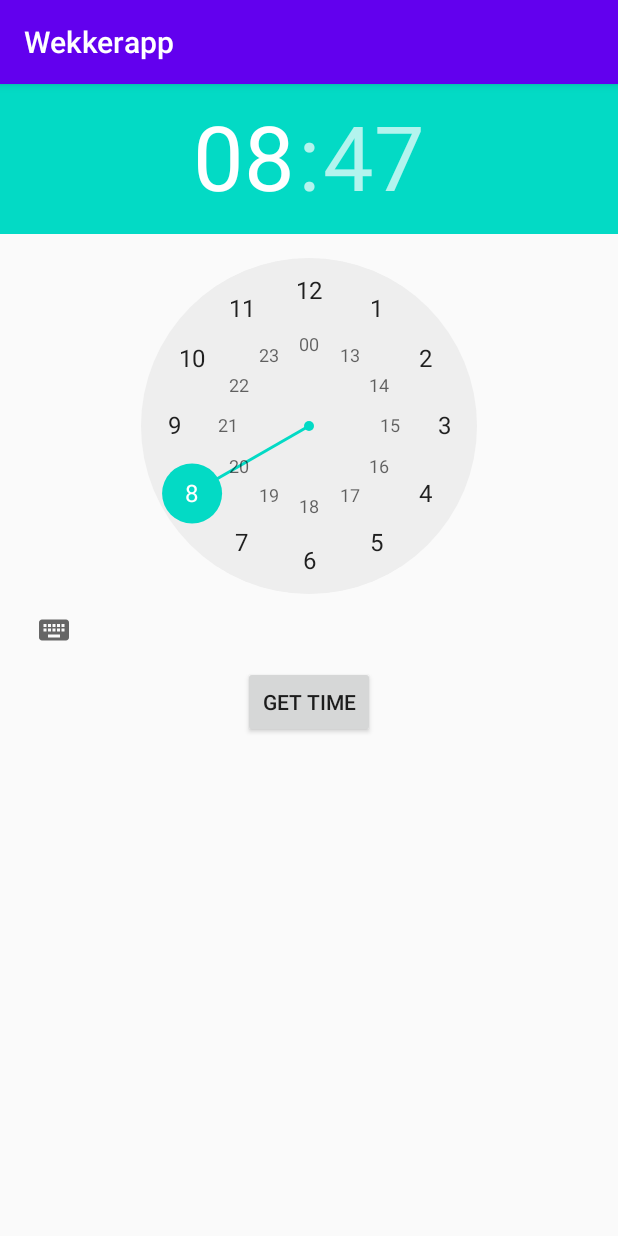
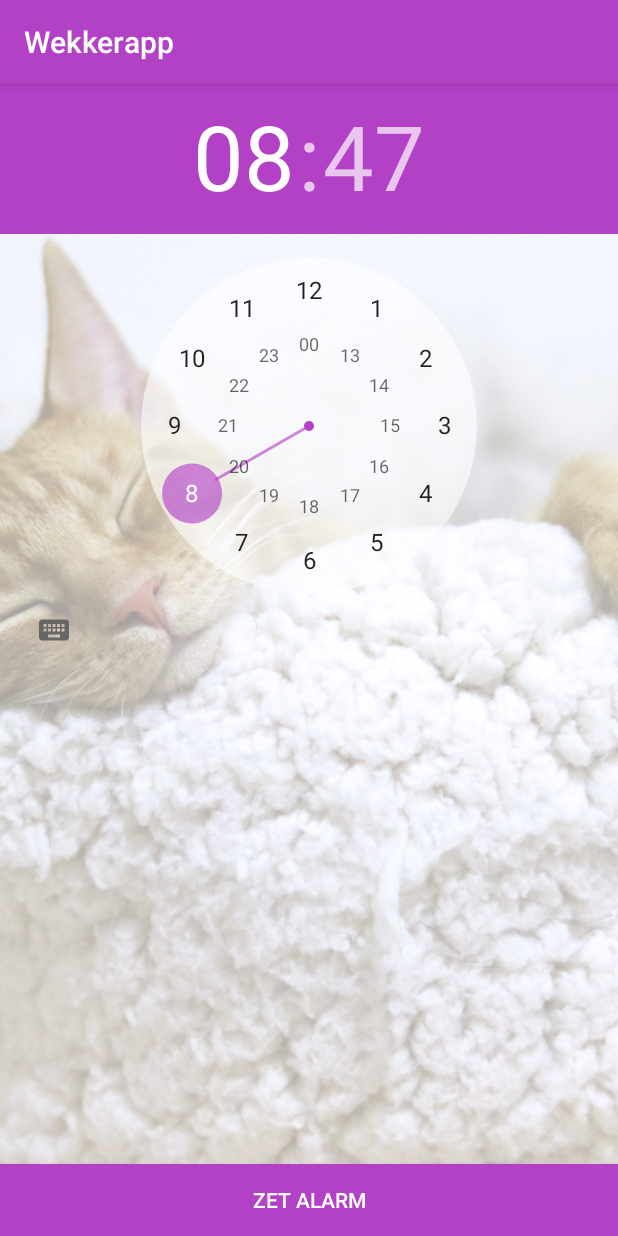
Before and after one commit to sembb/Wekkerapp, an Android app: the screen it shows after launch (MainActivity), on a phone screen of 412 x 824 dp. Run offline under Robolectric (Android 15) with nearby library versions, the phone set to English and light mode, and no system bars.

Commit message:
Ik heb de wekker gestyled, ook heb ik nog een kleine bugfix gedaan.

```diff
--- a/app/src/main/java/com/example/wekkerapp/WekkerService.java
+++ b/app/src/main/java/com/example/wekkerapp/WekkerService.java
@@ -57,9 +57,12 @@ public class WekkerService extends IntentService {
             cal.set(Calendar.MINUTE, minuut);
             cal.set(Calendar.SECOND, 0);
             cal.set(Calendar.MILLISECOND, 0);
+            if (System.currentTimeMillis() > cal.getTimeInMillis()) {
+                cal.add(Calendar.DATE, 1);
+            }
             Toast.makeText(getApplication().getApplicationContext(), "Alarm gaat om " + uur + ":" + minuut, Toast.LENGTH_LONG).show();
-            Log.d("BRUH", "onStartCommand: a");
-            alarmManager.set(AlarmManager.RTC_WAKEUP, cal.getTimeInMillis(), pendingIntent2);
+            long delay = 24 * 60 * 60 * 1000;
+            alarmManager.set(AlarmManager.RTC_WAKEUP, cal.getTimeInMillis(),pendingIntent2);
 
 
             //do heavy work on a background thread
--- a/app/src/main/res/layout/activity_main.xml
+++ b/app/src/main/res/layout/activity_main.xml
@@ -6,10 +6,41 @@
     android:layout_height="match_parent"
     tools:context=".MainActivity">
 
+    <ImageView
+        android:id="@+id/imageView"
+        android:layout_width="wrap_content"
+        android:layout_height="wrap_content"
+        android:background="#9EFFFFFF"
+        android:foreground="@color/doorzichtig"
+        android:scaleType="centerCrop"
+        app:layout_constraintBottom_toBottomOf="parent"
+        app:layout_constraintEnd_toEndOf="parent"
+        app:layout_constraintHorizontal_bias="0.0"
+        app:layout_constraintStart_toStartOf="parent"
+        app:layout_constraintTop_toTopOf="@+id/timePicker1"
+        app:srcCompat="@drawable/pexels___1560424" />
+
+    <TextView
+        android:id="@+id/showText"
+        android:layout_width="wrap_content"
+        android:layout_height="wrap_content"
+        android:textColor="#B341C6"
+        android:visibility="visible"
+        app:layout_constraintBottom_toTopOf="@+id/getTimeBtn"
+        app:layout_constraintEnd_toEndOf="parent"
+        app:layout_constraintHorizontal_bias="0.498"
+        app:layout_constraintStart_toStartOf="parent"
+        app:layout_constraintTop_toBottomOf="@+id/timePicker1" />
+
     <TimePicker
         android:id="@+id/timePicker1"
         android:layout_width="wrap_content"
         android:layout_height="wrap_content"
+        android:background="#00FFFFFF"
+        android:hapticFeedbackEnabled="true"
+        android:headerBackground="@color/colorPrimary"
+        android:numbersBackgroundColor="#9CFFFFFF"
+        android:numbersSelectorColor="#9FB341C6"
         android:timePickerMode="clock"
         app:layout_constraintEnd_toEndOf="parent"
         app:layout_constraintStart_toStartOf="parent"
@@ -18,20 +49,13 @@
 
     <Button
         android:id="@+id/getTimeBtn"
-        android:layout_width="wrap_content"
+        android:layout_width="0dp"
         android:layout_height="wrap_content"
-        android:text="Get time"
-        app:layout_constraintEnd_toEndOf="parent"
-        app:layout_constraintStart_toStartOf="parent"
-        app:layout_constraintTop_toBottomOf="@+id/timePicker1" />
-
-    <TextView
-        android:id="@+id/showText"
-        android:layout_width="wrap_content"
-        android:layout_height="wrap_content"
+        android:background="#B341C6"
+        android:text="Zet Alarm"
+        android:textColor="#FFFFFF"
         app:layout_constraintBottom_toBottomOf="parent"
         app:layout_constraintEnd_toEndOf="parent"
-        app:layout_constraintStart_toStartOf="parent"
-        app:layout_constraintTop_toBottomOf="@+id/getTimeBtn" />
+        app:layout_constraintStart_toStartOf="parent" />
 
 </androidx.constraintlayout.widget.ConstraintLayout>
--- a/app/src/main/res/values/colors.xml
+++ b/app/src/main/res/values/colors.xml
@@ -1,6 +1,7 @@
 <?xml version="1.0" encoding="utf-8"?>
 <resources>
-    <color name="colorPrimary">#6200EE</color>
+    <color name="colorPrimary">#B341C6</color>
     <color name="colorPrimaryDark">#3700B3</color>
     <color name="colorAccent">#03DAC5</color>
+    <color name="doorzichtig">#9EFFFFFF</color>
 </resources>
```
Also changed, not shown: app/src/main/res/drawable/pexels___1560424.jpg (added).
